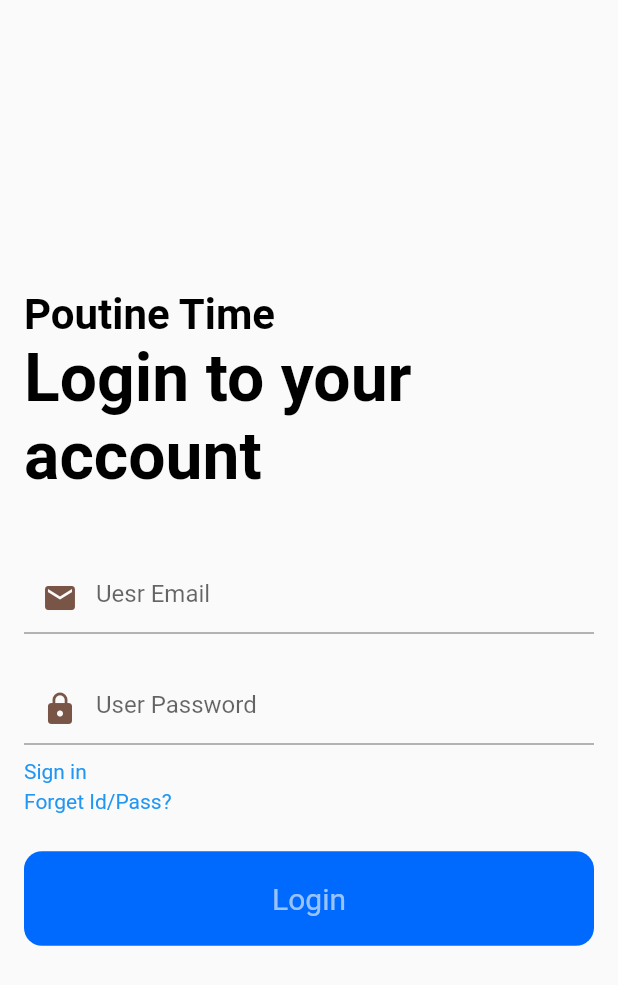
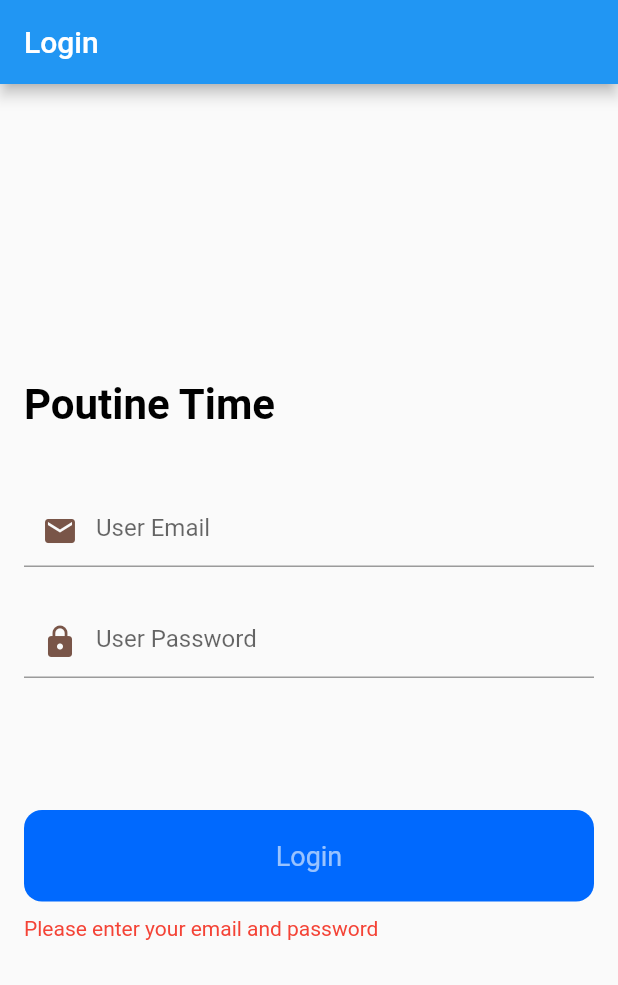
Before and after one commit to yanggank1212/CS4768-Group-5-Project, a Flutter app: the screen it shows after launch, after a tap on "Login", on a phone screen of 412 x 824 dp. Shown: the top 985 px of the screen. Run offline on Flutter 3.47's test engine with Material 2 defaults, Android fonts, the phone set to English and light mode, and no system bars; our stand-ins replace firebase_auth, firebase_core, google_fonts; accounts and stored records are empty.

Commit message:
separated main, login
once the app starts, it moves user to the login_page.dart
once login success, it moves user to 'POSTING.dart'
POSTING.dart is just an example, we change it later on proper file

```diff
--- /dev/null
+++ b/poutine_time/lib/login_page.dart
@@ -0,0 +1,138 @@
+import 'package:flutter/material.dart';
+import 'package:firebase_core/firebase_core.dart';
+import 'package:firebase_auth/firebase_auth.dart';
+// import 'posting_app.dart' - just an example it's the page user move after login
+
+class LoginScreen extends StatefulWidget {
+  const LoginScreen({super.key});
+
+  @override
+  State<LoginScreen> createState() => _LoginScreenState();
+}
+
+class _LoginScreenState extends State<LoginScreen> {
+  final _emailController = TextEditingController();
+  final _passwordController = TextEditingController();
+  bool _isFirebaseInitialized = false;
+  String _errorMessage = '';
+
+  @override
+  void initState() {
+    super.initState();
+    _initializeFirebase();
+  }
+
+  // Firebase 초기화 함수
+  Future<void> _initializeFirebase() async {
+    try {
+      await Firebase.initializeApp();
+      setState(() {
+        _isFirebaseInitialized = true;
+      });
+    } catch (e) {
+      print('Firebase initialization error: $e');
+    }
+  }
+
+  // 로그인 함수
+  void _login() async {
+    final email = _emailController.text;
+    final password = _passwordController.text;
+
+    if (email.isEmpty || password.isEmpty) {
+      setState(() {
+        _errorMessage = "Please enter your email and password";
+      });
+      return;
+    }
+
+    try {
+      UserCredential userCredential = await FirebaseAuth.instance.signInWithEmailAndPassword(
+        email: email,
+        password: password,
+      );
+
+      if (userCredential.user != null) {
+        // log success: move to POSTING.dart
+        // Navigator.pushReplacement(context, MaterialPageRoute(builder: (context) => POSTING()));
+      }
+    } on FirebaseAuthException catch (e) {
+      setState(() {
+        _errorMessage = "Your ID or Pass are incorrect";
+      });
+    }
+  }
+
+  @override
+  Widget build(BuildContext context) {
+    if (!_isFirebaseInitialized) {
+      return Scaffold(
+        body: Center(
+          child: CircularProgressIndicator(),
+        ),
+      );
+    }
+
+    return Scaffold(
+      appBar: AppBar(
+        title: const Text('Login'),
+      ),
+      body: Padding(
+        padding: const EdgeInsets.all(16.0),
+        child: Column(
+          mainAxisAlignment: MainAxisAlignment.center,
+          crossAxisAlignment: CrossAxisAlignment.start,
+          children: [
+            const Text(
+              "Poutine Time",
+              style: TextStyle(
+                color: Colors.black,
+                fontSize: 28.0,
+                fontWeight: FontWeight.bold,
+              ),
+            ),
+            const SizedBox(height: 44.0),
+            TextField(
+              controller: _emailController,
+              keyboardType: TextInputType.emailAddress,
+              decoration: const InputDecoration(
+                hintText: "User Email",
+                prefixIcon: Icon(Icons.mail, color: Colors.brown),
+              ),
+            ),
+            const SizedBox(height: 26.0),
+            TextField(
+              controller: _passwordController,
+              obscureText: true,
+              decoration: const InputDecoration(
+                hintText: "User Password",
+                prefixIcon: Icon(Icons.lock, color: Colors.brown),
+              ),
+            ),
+            const SizedBox(height: 88.0),
+            Container(
+              width: double.infinity,
+              child: RawMaterialButton(
+                fillColor: const Color(0xFF0069FE),
+                elevation: 0.0,
+                padding: const EdgeInsets.symmetric(vertical: 20.0),
+                shape: RoundedRectangleBorder(borderRadius: BorderRadius.circular(12.0)),
+                onPressed: _login,
+                child: const Text("Login", style: TextStyle(color: Colors.white60, fontSize: 18)),
+              ),
+            ),
+            // show error message
+            if (_errorMessage.isNotEmpty)
+              Padding(
+                padding: const EdgeInsets.only(top: 10),
+                child: Text(
+                  _errorMessage,
+                  style: const TextStyle(color: Colors.red),
+                ),
+              ),
+          ],
+        ),
+      ),
+    );
+  }
+}
--- a/poutine_time/lib/main.dart
+++ b/poutine_time/lib/main.dart
@@ -1,8 +1,5 @@
 import 'package:flutter/material.dart';
-import 'package:firebase_core/firebase_core.dart';
-import 'package:firebase_auth/firebase_auth.dart';
-
-
+import 'login_page.dart';
 
 void main() {
   runApp(const MyApp());
@@ -14,146 +11,12 @@ class MyApp extends StatelessWidget {
   @override
   Widget build(BuildContext context) {
     return MaterialApp(
-      home: HomePage(),
+      title: 'Poutine Time',
+      theme: ThemeData(
+        primarySwatch: Colors.blue,
+        visualDensity: VisualDensity.adaptivePlatformDensity,
+      ),
+      home: const LoginScreen(), // Set login_page.dart to first page when app starts
     );
   }
 }
-
-
-class HomePage extends StatefulWidget {
-  const HomePage({super.key});
-
-  @override
-  State<HomePage> createState() => _HomePageState();
-}
-
-class _HomePageState extends State<HomePage> {
-
-  //init firebase app
-  Future<FirebaseApp> _initializeFirebase() async {
-    FirebaseApp firebaseApp = await Firebase.initializeApp();
-    return firebaseApp;
-  }
-
-
-  @override
-  Widget  build(BuildContext context) {
-    return Scaffold(
-        body: FutureBuilder(
-          future: _initializeFirebase(),
-          builder: (context, snapshot){
-            if(snapshot.connectionState == ConnectionState.done){
-              return LoginScreen();
-            }
-            return const Center(
-              child: CircularProgressIndicator(),
-            );
-          },
-        ),
-    );
-  }
-}
-
-
-class LoginScreen extends StatefulWidget {
-  const LoginScreen({super.key});
-
-  @override
-  State<LoginScreen> createState() => _LoginScreenState();
-}
-
-class _LoginScreenState extends State<LoginScreen> {
-  get onPressed => null;
-
-  //login function
-  static Future<User?> loginUsingEmailPassword({required String email, required password, required BuildContext context})
-  async {
-    FirebaseAuth auth = FirebaseAuth.instance;
-    User? user;
-    try {
-      UserCredential userCredential = await auth.signInWithEmailAndPassword(email: email, password: password);
-      user = userCredential.user;
-    } on FirebaseAuthException catch (e){
-      if(e.code == "error message user not found"){
-        print("No email in data base");
-      }
-    }
-
-    return user;
-  }
-
-  @override
-  Widget build(BuildContext context) {
-    return Padding(
-      padding: EdgeInsets.all(16.0),
-      child: Column(
-        mainAxisAlignment: MainAxisAlignment.center,
-        crossAxisAlignment: CrossAxisAlignment.start,
-        children: [
-          Text(
-              "Poutine Time",
-              style:TextStyle(
-                color: Colors.black,
-                fontSize: 28.0,
-                fontWeight: FontWeight.bold,
-              ),
-          ),
-          Text("Login to your account", style: TextStyle(color: Colors.black,
-          fontSize: 44.0,
-          fontWeight: FontWeight.bold
-          ),
-          ),
-          SizedBox(//SizdedBox to make space between the contents
-            height: 44.0,
-          ),
-          TextField(
-            keyboardType: TextInputType.emailAddress,
-            decoration: InputDecoration(
-            hintText: "Uesr Email",
-            prefixIcon: Icon(Icons.mail, color:Colors.brown),
-            ),
-          ),
-          SizedBox(
-            height: 26.0,
-          ),
-          TextField(
-            obscureText: true,
-            decoration: InputDecoration(
-             hintText: "User Password",
-             prefixIcon: Icon(Icons.lock, color:Colors.brown),
-          ),
-          ),
-          SizedBox(
-            height: 10.0,
-          ),
-          Text(
-              "Sign in",
-               style: TextStyle(color: Colors.blue),
-          ),
-          SizedBox(
-            height: 4.0,
-          ),
-          Text(
-            "Forget Id/Pass?",
-                style: TextStyle(color: Colors.blue),
-          ),
-          SizedBox(
-            height: 25,
-          ),
-          Container(
-            width: double.infinity,
-            child: RawMaterialButton(
-              fillColor: Color(0xFF0069FE),
-              elevation: 0.0,
-              padding: EdgeInsets.symmetric(vertical: 20.0),
-              shape: RoundedRectangleBorder(
-                borderRadius: BorderRadius.circular(12.0)),
-
-              onPressed: () {},
-              child: Text("Login", style: TextStyle(color: Colors.white60, fontSize: 20),),
-            ),
-          )
-      ]),
-    );
-  }
-}
--- /dev/null
+++ b/poutine_time/lib/signin_page.dart
@@ -0,0 +1 @@
+//empty for now
```
